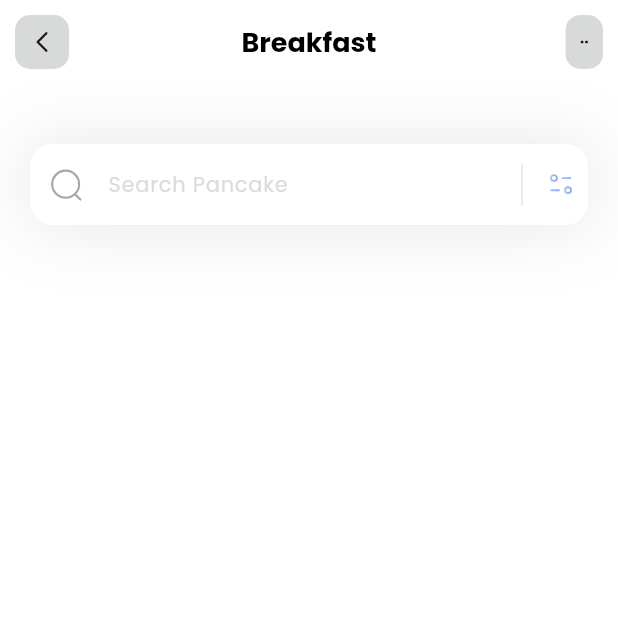
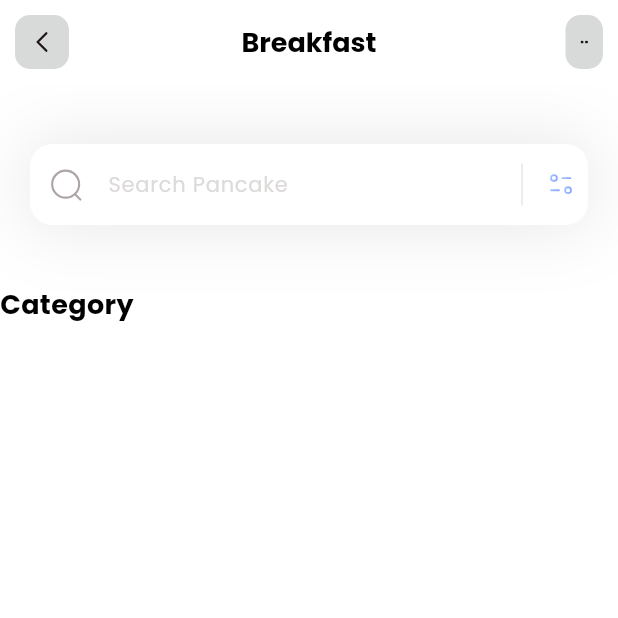
Before and after one commit to ClementPeter/meal_ui, a Flutter app: the screen it shows after launch, on a phone screen of 412 x 824 dp, the top half of it. Run offline on Flutter 3.47's test engine with Material 3 defaults, Android fonts, the light colour scheme and no system bars; our stand-ins replace flutter_svg.

Commit message:
customSearchBar

```diff
--- a/lib/homepage/homepage.dart
+++ b/lib/homepage/homepage.dart
@@ -14,9 +14,23 @@ class _HomePageState extends State<HomePage> {
   @override
   Widget build(BuildContext context) {
     return Scaffold(
-      backgroundColor: Colors.white,
-      appBar: customAppBar(),
-      body: customSearchBar(),
-    );
+        backgroundColor: Colors.white,
+        appBar: customAppBar(),
+        body: ListView(
+          children: [
+            customSearchBar(),
+            const SizedBox(
+              height: 40,
+            ),
+            const Text(
+              'Category',
+              style: TextStyle(
+                color: Colors.black,
+                fontSize: 18,
+                fontWeight: FontWeight.bold,
+              ),
+            ),
+          ],
+        ));
   }
 }
--- a/lib/homepage/widgets/searchbar.dart
+++ b/lib/homepage/widgets/searchbar.dart
@@ -1,10 +1,8 @@
 import 'package:flutter/material.dart';
 import 'package:flutter_svg/svg.dart';
 
-ListView customSearchBar() {
-  return ListView(
-    children: [
-      Container(
+Container customSearchBar() {
+  return Container(
     margin: const EdgeInsets.only(top: 40, left: 20, right: 20),
     decoration: BoxDecoration(
       boxShadow: [
@@ -54,14 +52,5 @@ ListView customSearchBar() {
             borderSide: BorderSide.none),
       ),
     ),
-      ),
-      const SizedBox(
-        height: 40,
-      ),
-
-      // const SizedBox(height: 40,),
-
-      // const SizedBox(height: 40,),
-    ],
   );
 }
```
Also changed, not shown: 1 other file. Lines whose indentation alone changed are shown as unchanged.
